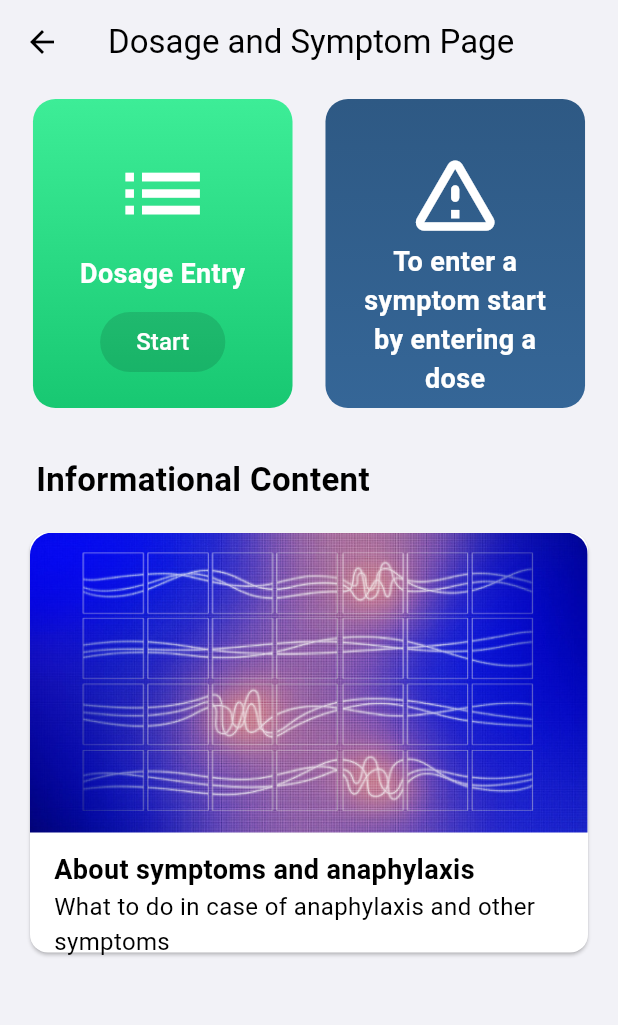
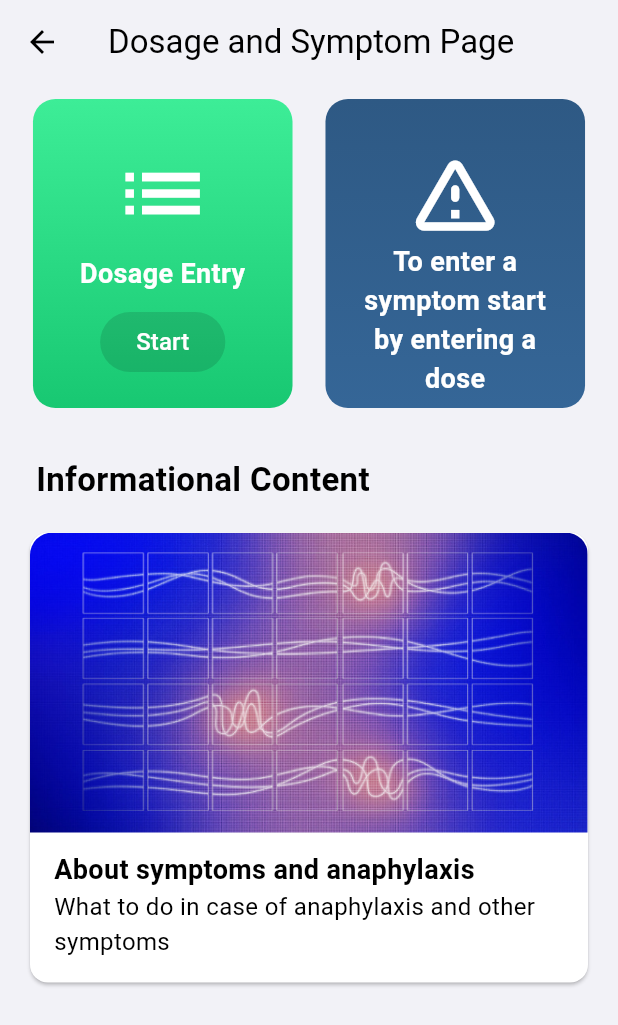
Before and after one commit to KeremTamirci/ImmunotherapyApp, a Flutter app: the DosageAndSymptomPage screen opened directly, on a phone screen of 412 x 824 dp. Shown: the top 1025 px of the screen. Run offline on Flutter 3.47's test engine with Material 3 defaults, Android fonts, the phone set to English and light mode, and no system bars; our stand-ins replace accordion, cloud_firestore, firebase_auth, firebase_core, firebase_messaging, fl_chart and 6 more; missing offline and left inert: dart:ffi, flutter_material_pickers; accounts and stored records are empty; generated files the repository leaves out were written again; network calls fail.

Commit message:
Bugfixes and after symptom redirection not properly working

```diff
--- a/immunotheraphy_app/lib/patient/screens/add_symptom_page.dart
+++ b/immunotheraphy_app/lib/patient/screens/add_symptom_page.dart
@@ -2,6 +2,8 @@ import 'package:flutter/cupertino.dart';
 import 'package:flutter/material.dart';
 import 'package:flutter_material_pickers/flutter_material_pickers.dart';
 import 'package:firebase_auth/firebase_auth.dart';
+import 'package:immunotheraphy_app/patient/screens/dosage_and_symptom_page.dart';
+import 'package:immunotheraphy_app/patient/screens/infoSheets/SymptomsInfoSheet.dart';
 import 'package:immunotheraphy_app/patient/utils/database_controller.dart';
 import 'package:flutter_gen/gen_l10n/app_localizations.dart';
 import 'package:immunotheraphy_app/utils/text_styles.dart';
@@ -123,6 +125,9 @@ class _AddSymptomsPageState extends State<AddSymptomsPage>
 
       // Show success snackbar
       _showSuccessSnackbar();
+      Navigator.pop(context);
+      Navigator.push(context,
+          MaterialPageRoute(builder: (context) => const SymptomsInfoSheet()));
     } catch (e) {
       // Handle error
       print('Failed to add symptoms: $e');
--- a/immunotheraphy_app/lib/patient/screens/dosage_and_symptom_page.dart
+++ b/immunotheraphy_app/lib/patient/screens/dosage_and_symptom_page.dart
@@ -348,11 +348,7 @@ class InfoCardWidget extends StatelessWidget {
           child: SizedBox(
             width: MediaQuery.of(context).size.width * 0.90,
             // height: MediaQuery.of(context).size.height * 0.35,
-            height: title.length > 30
-                ? description.length > 50
-                    ? 330
-                    : 300
-                : 280,
+
             child: Column(
               crossAxisAlignment: CrossAxisAlignment.stretch,
               children: [
--- a/immunotheraphy_app/lib/patient/utils/database_controller.dart
+++ b/immunotheraphy_app/lib/patient/utils/database_controller.dart
@@ -154,7 +154,7 @@ class DatabaseController {
         print('Symptom added to Firestore for user $userId');
         print(symptomDetails);
       }
-      final DocumentSnapshot patientRecordings = await FirebaseFirestore
+      /*final DocumentSnapshot patientRecordings = await FirebaseFirestore
           .instance
           .collection('Patients')
           .doc(userId)
@@ -165,7 +165,9 @@ class DatabaseController {
           patientRecordings['last_name'];
 
       // ! Change this
+
       await sendNotificationToDoctor(doctorId, patientName);
+      */
     } catch (e) {
       print('Failed to add symptoms to Firestore: $e');
       throw e;
```
